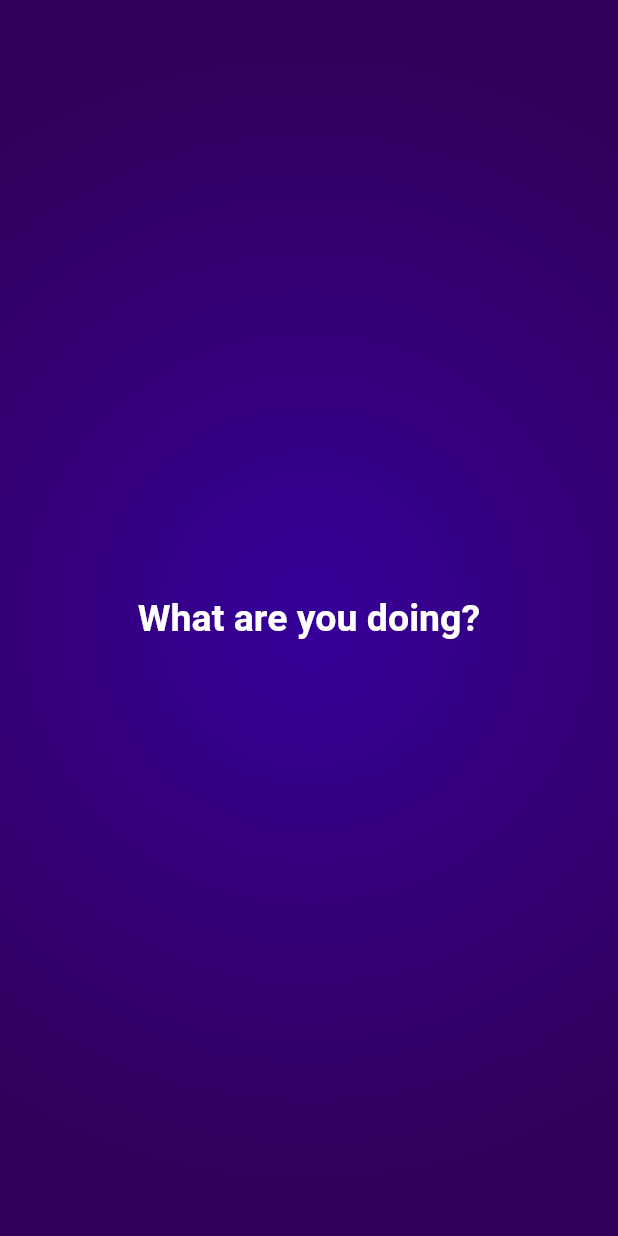
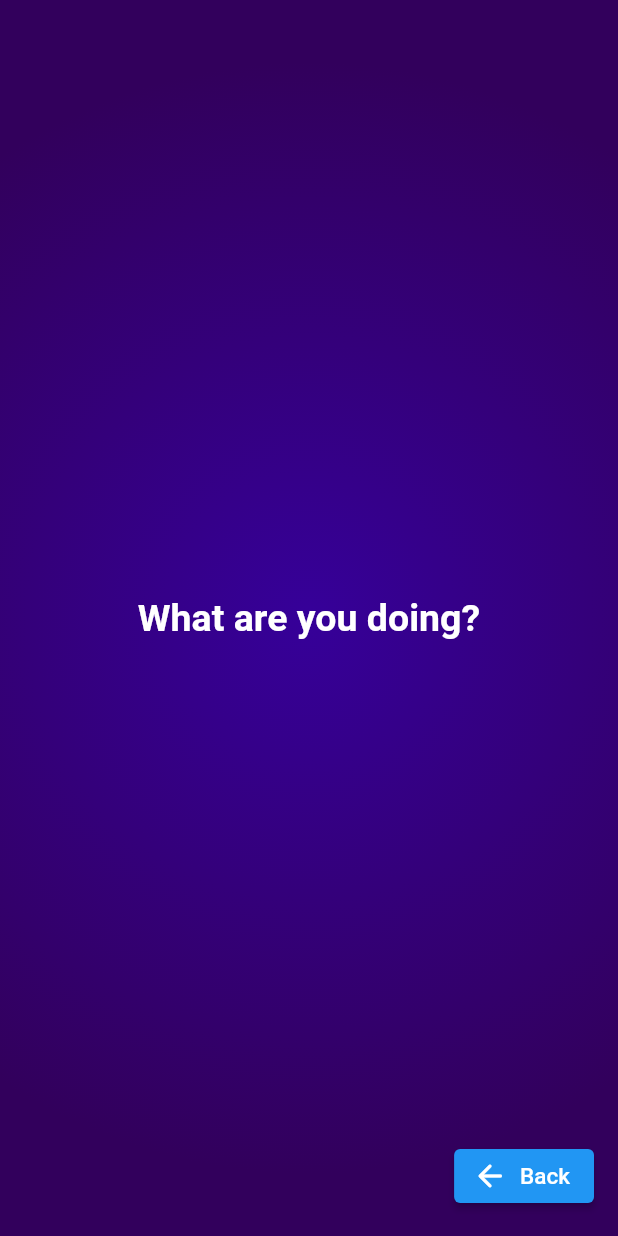
Before and after one commit to adrmontenegro/quiz-app, a Flutter app: the screen it shows after launch, after a tap on "Start Quiz", on a phone screen of 412 x 824 dp. Run offline on Flutter 3.47's test engine with Material 2 defaults, Android fonts, the phone set to English and light mode, and no system bars.

Commit message:
go back button

```diff
--- a/lib/quiz.dart
+++ b/lib/quiz.dart
@@ -2,6 +2,7 @@ import 'package:flutter/material.dart';
 import 'package:quiz_app/gradient_container.dart';
 import 'package:quiz_app/question_screen.dart';
 import 'package:quiz_app/start_screen.dart';
+import 'package:quiz_app/styled_text.dart';
 
 class Quiz extends StatefulWidget {
   @override
@@ -22,18 +23,36 @@ class _QuizState extends State<Quiz> {
 
   void switchScreen() {
     setState(() {
-      activeScreen = "question-screen";
+      if (activeScreen == "start-screen") {
+        activeScreen = "question-screen";
+      } else {
+        activeScreen = "start-screen";
+      }
     });
   }
 
   @override
   Widget build(context) {
+    Widget screenWidget = StartScreen(switchScreen);
+
+    if (activeScreen == "question-screen") {
+      screenWidget = const QuestionScreen();
+    }
+
+    // Here we can modify the [screenWidget] using a ternary operation
+    // var screenWidget = activeScreen == "start-screen"
+    //     ? StartScreen((switchScreen))
+    //     : const QuestionScreen();
+
     return MaterialApp(
       home: Scaffold(
-        body: GradientContainer.home(
-            content: activeScreen == "start-screen"
-                ? StartScreen((switchScreen))
-                : const QuestionScreen()),
+        floatingActionButton: activeScreen == "start-screen"
+            ? null
+            : ElevatedButton.icon(
+                onPressed: switchScreen,
+                icon: const Icon(Icons.arrow_back_rounded),
+                label: const StyledText.button(text: "Back")),
+        body: GradientContainer.home(content: screenWidget),
       ),
     );
   }
```
